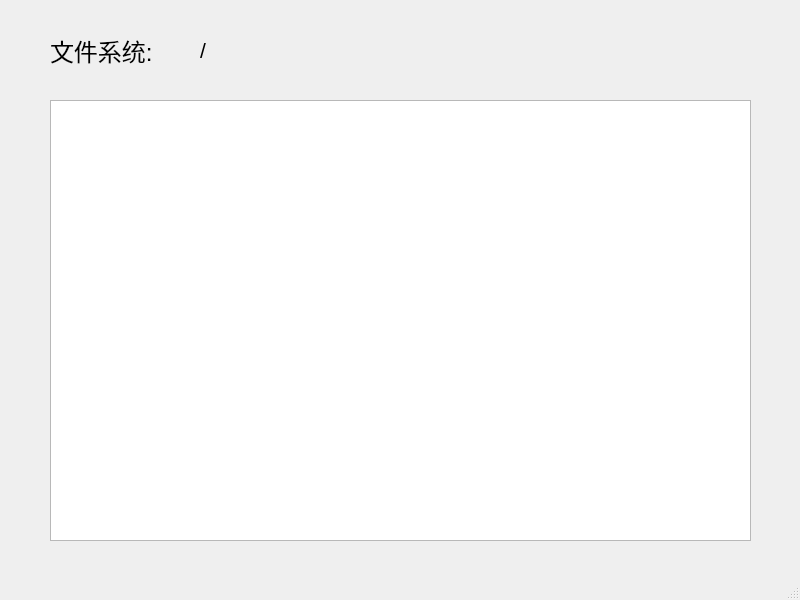
Qt form filesystem.ui (i-curve/filesystem-client) before a commit.
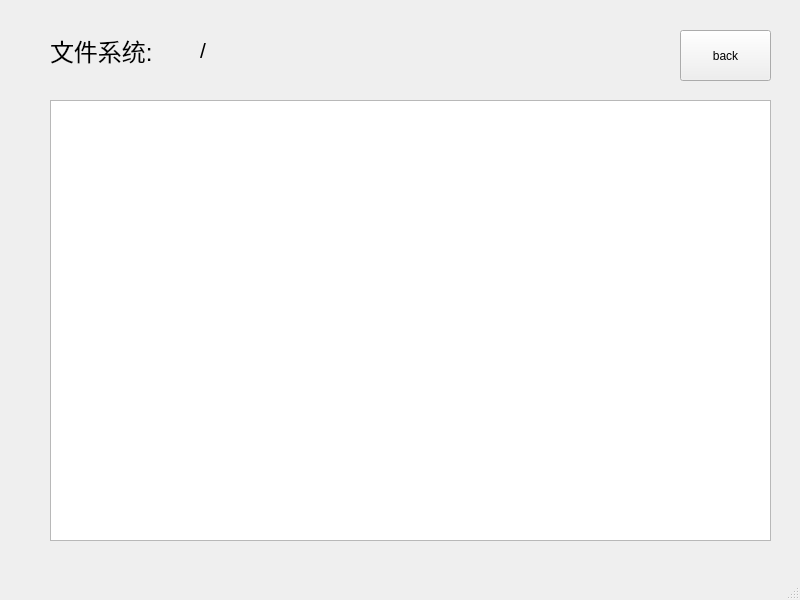
The same form after that commit.

Patch:
```diff
--- a/filesystem.ui
+++ b/filesystem.ui
@@ -37,7 +37,7 @@
      <rect>
       <x>50</x>
       <y>100</y>
-      <width>701</width>
+      <width>721</width>
       <height>441</height>
      </rect>
     </property>
@@ -52,7 +52,7 @@
      <rect>
       <x>200</x>
       <y>40</y>
-      <width>501</width>
+      <width>481</width>
       <height>21</height>
      </rect>
     </property>
@@ -65,6 +65,19 @@
      <string>/</string>
     </property>
    </widget>
+   <widget class="QPushButton" name="pushButtonBack">
+    <property name="geometry">
+     <rect>
+      <x>680</x>
+      <y>30</y>
+      <width>91</width>
+      <height>51</height>
+     </rect>
+    </property>
+    <property name="text">
+     <string>back</string>
+    </property>
+   </widget>
   </widget>
   <widget class="QMenuBar" name="menubar">
    <property name="geometry">
```
